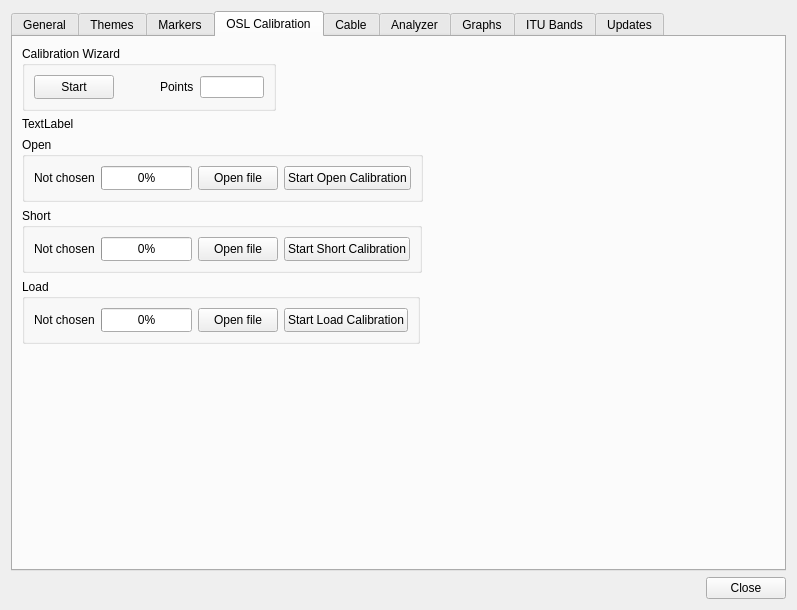
The window that desktop/settings.ui (K4HEZ/AntScopeZ) describes before a commit, drawn with Qt 5.
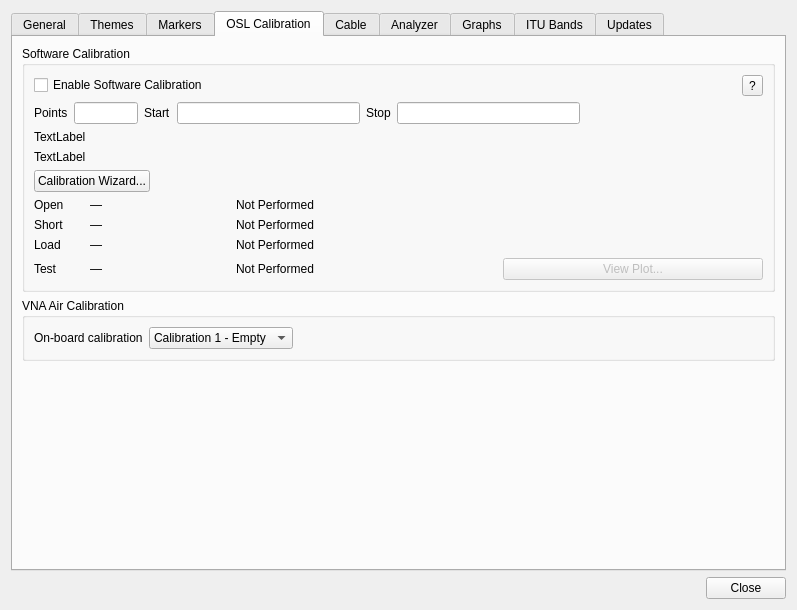
The same window after the commit. The open tabs and pages were chosen to show the change. Custom widgets are drawn as their Qt base class.

Commit message: Replace per-button OSL calibration UI with a guided wizard

Diff of the .ui file:
```diff
--- a/desktop/settings.ui
+++ b/desktop/settings.ui
@@ -985,25 +985,19 @@
       <attribute name="title">
        <string>OSL Calibration</string>
       </attribute>
-      <layout class="QFormLayout" name="formLayout_8">
-       <item row="0" column="0">
-        <layout class="QFormLayout" name="formLayout">
-         <item row="0" column="0">
-          <widget class="QGroupBox" name="groupBox_6">
-           <property name="title">
-            <string>Calibration Wizard</string>
-           </property>
-           <layout class="QHBoxLayout" name="horizontalLayout_18">
+      <layout class="QVBoxLayout" name="verticalLayout_osl">
+       <item>
+        <widget class="QGroupBox" name="groupBoxSoftwareCalibration">
+         <property name="title">
+          <string>Software Calibration</string>
+         </property>
+         <layout class="QVBoxLayout" name="verticalLayout_softwareCalibration">
+          <item>
+           <layout class="QHBoxLayout" name="horizontalLayout_calibEnable">
             <item>
-             <widget class="QPushButton" name="calibWizard">
-              <property name="minimumSize">
-               <size>
-                <width>0</width>
-                <height>24</height>
-               </size>
-              </property>
+             <widget class="QCheckBox" name="checkBoxCalibration">
               <property name="text">
-               <string>Start</string>
+               <string>Enable Software Calibration</string>
               </property>
              </widget>
             </item>
@@ -1020,6 +1014,26 @@
               </property>
              </spacer>
             </item>
+            <item>
+             <widget class="QToolButton" name="oslHelpBtn">
+              <property name="toolTip">
+               <string>Open the User Guide to the Software Calibration section</string>
+              </property>
+              <property name="text">
+               <string>?</string>
+              </property>
+              <property name="maximumSize">
+               <size>
+                <width>24</width>
+                <height>24</height>
+               </size>
+              </property>
+             </widget>
+            </item>
+           </layout>
+          </item>
+          <item>
+           <layout class="QHBoxLayout" name="horizontalLayout_analyzerFqRange">
             <item>
              <widget class="QLabel" name="label_3">
               <property name="text">
@@ -1046,185 +1060,353 @@
               </property>
              </widget>
             </item>
-           </layout>
-          </widget>
-         </item>
-         <item row="2" column="0">
-          <widget class="QGroupBox" name="groupBox_3">
-           <property name="title">
-            <string>Open</string>
-           </property>
-           <layout class="QHBoxLayout" name="horizontalLayout_12">
             <item>
-             <widget class="QLabel" name="labelOpenState">
+             <widget class="QLabel" name="label_analyzerFqStart">
               <property name="text">
-               <string>Not chosen</string>
+               <string>Start</string>
               </property>
              </widget>
             </item>
             <item>
-             <widget class="QProgressBar" name="openProgressBar">
-              <property name="enabled">
+             <widget class="QLineEdit" name="lineEditAnalyzerFqStart">
+              <!-- Read-only, hard coded to the connected analyzer's hardware
+                   minimum frequency; see Settings::setAnalyzer(). -->
+              <property name="readOnly">
                <bool>true</bool>
               </property>
-              <property name="minimumSize">
-               <size>
-                <width>0</width>
-                <height>24</height>
-               </size>
+              <property name="alignment">
+               <set>Qt::AlignmentFlag::AlignRight|Qt::AlignmentFlag::AlignTrailing|Qt::AlignmentFlag::AlignVCenter</set>
               </property>
-              <property name="value">
-               <number>0</number>
+             </widget>
+            </item>
+            <item>
+             <widget class="QLabel" name="label_analyzerFqStop">
+              <property name="text">
+               <string>Stop</string>
               </property>
              </widget>
             </item>
             <item>
-             <widget class="QPushButton" name="openOpenFileBtn">
-              <property name="minimumSize">
-               <size>
-                <width>0</width>
-                <height>24</height>
-               </size>
+             <widget class="QLineEdit" name="lineEditAnalyzerFqStop">
+              <!-- Read-only, hard coded to the connected analyzer's hardware
+                   maximum frequency; see Settings::setAnalyzer(). -->
+              <property name="readOnly">
+               <bool>true</bool>
               </property>
-              <property name="text">
-               <string>Open file</string>
+              <property name="alignment">
+               <set>Qt::AlignmentFlag::AlignRight|Qt::AlignmentFlag::AlignTrailing|Qt::AlignmentFlag::AlignVCenter</set>
               </property>
              </widget>
             </item>
             <item>
-             <widget class="QPushButton" name="openCalibBtn">
-              <property name="minimumSize">
+             <spacer name="horizontalSpacer_analyzerFqRange">
+              <property name="orientation">
+               <enum>Qt::Orientation::Horizontal</enum>
+              </property>
+              <property name="sizeHint" stdset="0">
                <size>
-                <width>0</width>
-                <height>24</height>
+                <width>40</width>
+                <height>20</height>
                </size>
               </property>
+             </spacer>
+            </item>
+           </layout>
+          </item>
+          <item>
+           <widget class="QLabel" name="labelCalibrationPath">
+            <property name="text">
+             <string>TextLabel</string>
+            </property>
+           </widget>
+          </item>
+          <item>
+           <widget class="QLabel" name="labelCalibSummary">
+            <!-- Z0/range/points the CURRENTLY saved calibration was
+                captured with (Calibration::calibZ0()/calibStartFqMHz()/
+                etc, loaded from the per-serial calibration.ini), not the
+                live Points field above, which only applies to the next
+                wizard run. -->
+            <property name="text">
+             <string>TextLabel</string>
+            </property>
+           </widget>
+          </item>
+          <item>
+           <layout class="QHBoxLayout" name="horizontalLayout_calibWizardBtn">
+            <item>
+             <widget class="QPushButton" name="calibWizardBtn">
               <property name="text">
-               <string>Start Open Calibration</string>
+               <string>Calibration Wizard...</string>
               </property>
              </widget>
             </item>
-           </layout>
-          </widget>
-         </item>
-         <item row="3" column="0">
-          <widget class="QGroupBox" name="groupBox_4">
-           <property name="title">
-            <string>Short</string>
-           </property>
-           <layout class="QHBoxLayout" name="horizontalLayout_13">
             <item>
-             <widget class="QLabel" name="labelShortState">
+             <spacer name="horizontalSpacer_calibWizardBtn">
+              <property name="orientation">
+               <enum>Qt::Orientation::Horizontal</enum>
+              </property>
+              <property name="sizeHint" stdset="0">
+               <size>
+                <width>40</width>
+                <height>20</height>
+               </size>
+              </property>
+             </spacer>
+            </item>
+           </layout>
+          </item>
+          <item>
+           <layout class="QGridLayout" name="gridLayout_oslStatus">
+            <item row="0" column="0">
+             <widget class="QLabel" name="label_open">
+              <property name="maximumSize">
+               <size>
+                <width>50</width>
+                <height>16777215</height>
+               </size>
+              </property>
               <property name="text">
-               <string>Not chosen</string>
+               <string>Open</string>
               </property>
              </widget>
             </item>
-            <item>
-             <widget class="QProgressBar" name="shortProgressBar">
-              <property name="minimumSize">
+            <item row="0" column="1">
+             <widget class="QLabel" name="labelOpenFilename">
+              <property name="maximumSize">
                <size>
-                <width>0</width>
-                <height>24</height>
+                <width>140</width>
+                <height>16777215</height>
                </size>
               </property>
-              <property name="value">
-               <number>0</number>
+              <property name="text">
+               <string>—</string>
               </property>
              </widget>
             </item>
-            <item>
-             <widget class="QPushButton" name="shortOpenFileBtn">
-              <property name="minimumSize">
+            <item row="0" column="2">
+             <widget class="QLabel" name="labelOpenStatus">
+              <property name="text">
+               <string>Not Performed</string>
+              </property>
+             </widget>
+            </item>
+            <item row="1" column="0">
+             <widget class="QLabel" name="label_short">
+              <property name="maximumSize">
                <size>
-                <width>0</width>
-                <height>24</height>
+                <width>50</width>
+                <height>16777215</height>
                </size>
               </property>
               <property name="text">
-               <string>Open file</string>
+               <string>Short</string>
               </property>
              </widget>
             </item>
-            <item>
-             <widget class="QPushButton" name="shortCalibBtn">
-              <property name="minimumSize">
+            <item row="1" column="1">
+             <widget class="QLabel" name="labelShortFilename">
+              <property name="maximumSize">
                <size>
-                <width>0</width>
-                <height>24</height>
+                <width>140</width>
+                <height>16777215</height>
                </size>
               </property>
               <property name="text">
-               <string>Start Short Calibration</string>
+               <string>—</string>
               </property>
              </widget>
             </item>
-           </layout>
-          </widget>
-         </item>
-         <item row="4" column="0">
-          <widget class="QGroupBox" name="groupBox_5">
-           <property name="title">
-            <string>Load</string>
-           </property>
-           <layout class="QHBoxLayout" name="horizontalLayout_16">
-            <item>
-             <widget class="QLabel" name="labelLoadState">
+            <item row="1" column="2">
+             <widget class="QLabel" name="labelShortStatus">
               <property name="text">
-               <string>Not chosen</string>
+               <string>Not Performed</string>
               </property>
              </widget>
             </item>
-            <item>
-             <widget class="QProgressBar" name="loadProgressBar">
-              <property name="minimumSize">
+            <item row="2" column="0">
+             <widget class="QLabel" name="label_load">
+              <property name="maximumSize">
                <size>
-                <width>0</width>
-                <height>24</height>
+                <width>50</width>
+                <height>16777215</height>
                </size>
               </property>
-              <property name="value">
-               <number>0</number>
+              <property name="text">
+               <string>Load</string>
               </property>
              </widget>
             </item>
-            <item>
-             <widget class="QPushButton" name="loadOpenFileBtn">
-              <property name="minimumSize">
+            <item row="2" column="1">
+             <widget class="QLabel" name="labelLoadFilename">
+              <property name="maximumSize">
                <size>
-                <width>0</width>
-                <height>24</height>
+                <width>140</width>
+                <height>16777215</height>
                </size>
               </property>
               <property name="text">
-               <string>Open file</string>
+               <string>—</string>
               </property>
              </widget>
             </item>
-            <item>
-             <widget class="QPushButton" name="loadCalibBtn">
-              <property name="minimumSize">
+            <item row="2" column="2">
+             <widget class="QLabel" name="labelLoadStatus">
+              <property name="text">
+               <string>Not Performed</string>
+              </property>
+             </widget>
+            </item>
+            <item row="3" column="0">
+             <widget class="QLabel" name="label_test">
+              <property name="maximumSize">
                <size>
-                <width>0</width>
-                <height>24</height>
+                <width>50</width>
+                <height>16777215</height>
                </size>
               </property>
               <property name="text">
-               <string>Start Load Calibration</string>
+               <string>Test</string>
               </property>
              </widget>
             </item>
+            <item row="3" column="1">
+             <widget class="QLabel" name="labelTestFilename">
+              <property name="maximumSize">
+               <size>
+                <width>140</width>
+                <height>16777215</height>
+               </size>
+              </property>
+              <property name="text">
+               <string>—</string>
+              </property>
+             </widget>
+            </item>
+            <item row="3" column="2">
+             <layout class="QHBoxLayout" name="horizontalLayout_testStatus">
+              <item>
+               <widget class="QLabel" name="labelTestStatus">
+                <property name="toolTip">
+                 <string>Measures a connected load and compares it against the system impedance</string>
+                </property>
+                <property name="text">
+                 <string>Not Performed</string>
+                </property>
+               </widget>
+              </item>
+              <item>
+               <widget class="QPushButton" name="viewTestPlotBtn">
+                <property name="enabled">
+                 <bool>false</bool>
+                </property>
+                <property name="toolTip">
+                 <string>Show the per-point error plot from the last Test</string>
+                </property>
+                <property name="text">
+                 <string>View Plot...</string>
+                </property>
+               </widget>
+              </item>
+             </layout>
+            </item>
            </layout>
-          </widget>
-         </item>
-         <item row="1" column="0">
-          <widget class="QLabel" name="labelCalibrationPath">
-           <property name="text">
-            <string>TextLabel</string>
-           </property>
-          </widget>
-         </item>
-        </layout>
+          </item>
+         </layout>
+        </widget>
+       </item>
+       <item>
+        <widget class="QGroupBox" name="groupBoxVnaAirCalibration">
+         <property name="title">
+          <string>VNA Air Calibration</string>
+         </property>
+         <layout class="QHBoxLayout" name="horizontalLayout_vnaAirCalibration">
+          <item>
+           <widget class="QLabel" name="label_vnaAirCalibSlot">
+            <property name="text">
+             <string>On-board calibration</string>
+            </property>
+           </widget>
+          </item>
+          <item>
+           <widget class="QComboBox" name="vnaAirCalibCombo">
+            <!-- Placeholder only, not wired up yet (op 6/9 save/recall,
+                 8 slots for the bridge's own "vnaair" engine per
+                 research/vnaair-protocol.md and research/calibration
+                 redesign.md; slot count for the "device" engine is
+                 unconfirmed, no hardware yet). Real items will need to
+                 come from a live status/engine query, not this static
+                 list, once we have a unit to test against. -->
+            <item>
+             <property name="text">
+              <string>Calibration 1 - Empty</string>
+             </property>
+            </item>
+            <item>
+             <property name="text">
+              <string>Calibration 2 - Empty</string>
+             </property>
+            </item>
+            <item>
+             <property name="text">
+              <string>Calibration 3 - Empty</string>
+             </property>
+            </item>
+            <item>
+             <property name="text">
+              <string>Calibration 4 - Empty</string>
+             </property>
+            </item>
+            <item>
+             <property name="text">
+              <string>Calibration 5 - Empty</string>
+             </property>
+            </item>
+            <item>
+             <property name="text">
+              <string>Calibration 6 - Empty</string>
+             </property>
+            </item>
+            <item>
+             <property name="text">
+              <string>Calibration 7 - Empty</string>
+             </property>
+            </item>
+            <item>
+             <property name="text">
+              <string>Calibration 8 - Empty</string>
+             </property>
+            </item>
+           </widget>
+          </item>
+          <item>
+           <spacer name="horizontalSpacer_vnaAir">
+            <property name="orientation">
+             <enum>Qt::Orientation::Horizontal</enum>
+            </property>
+            <property name="sizeHint" stdset="0">
+             <size>
+              <width>40</width>
+              <height>20</height>
+             </size>
+            </property>
+           </spacer>
+          </item>
+         </layout>
+        </widget>
+       </item>
+       <item>
+        <spacer name="verticalSpacer_osl">
+         <property name="orientation">
+          <enum>Qt::Orientation::Vertical</enum>
+         </property>
+         <property name="sizeHint" stdset="0">
+          <size>
+           <width>20</width>
+           <height>40</height>
+          </size>
+         </property>
+        </spacer>
        </item>
       </layout>
      </widget>
```
Left out of the diff: 10 changed lines with no effect on the pictures. The commit also changes 18 other files.
